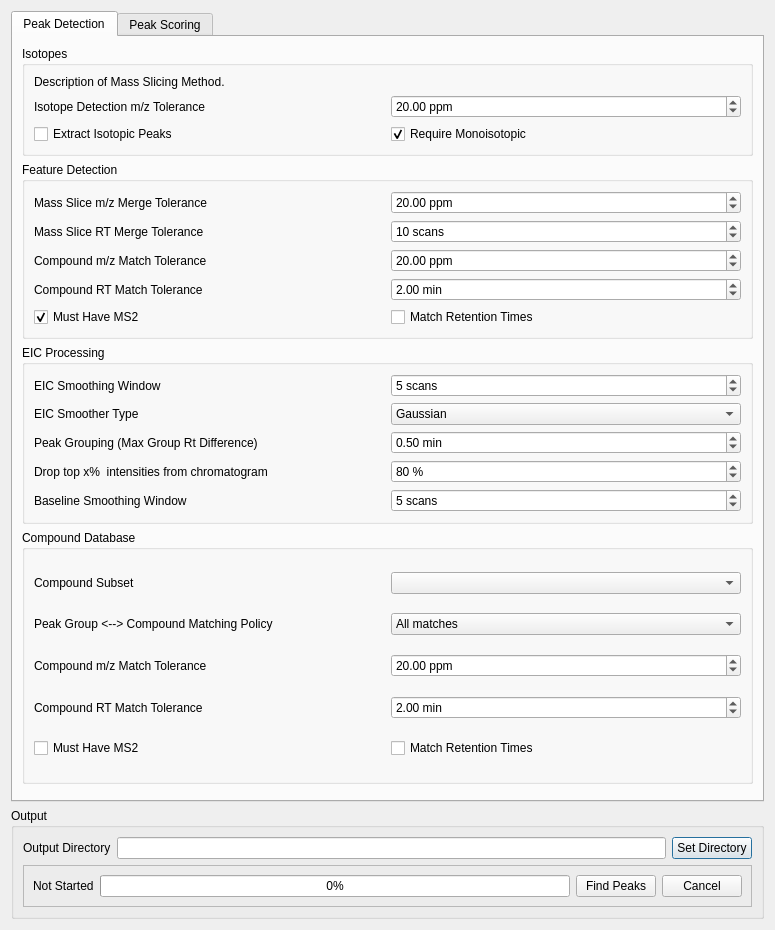
First picture: the form in src/maven/forms/peakdetectiondialog.ui, repository eugenemel/maven, before the edit.
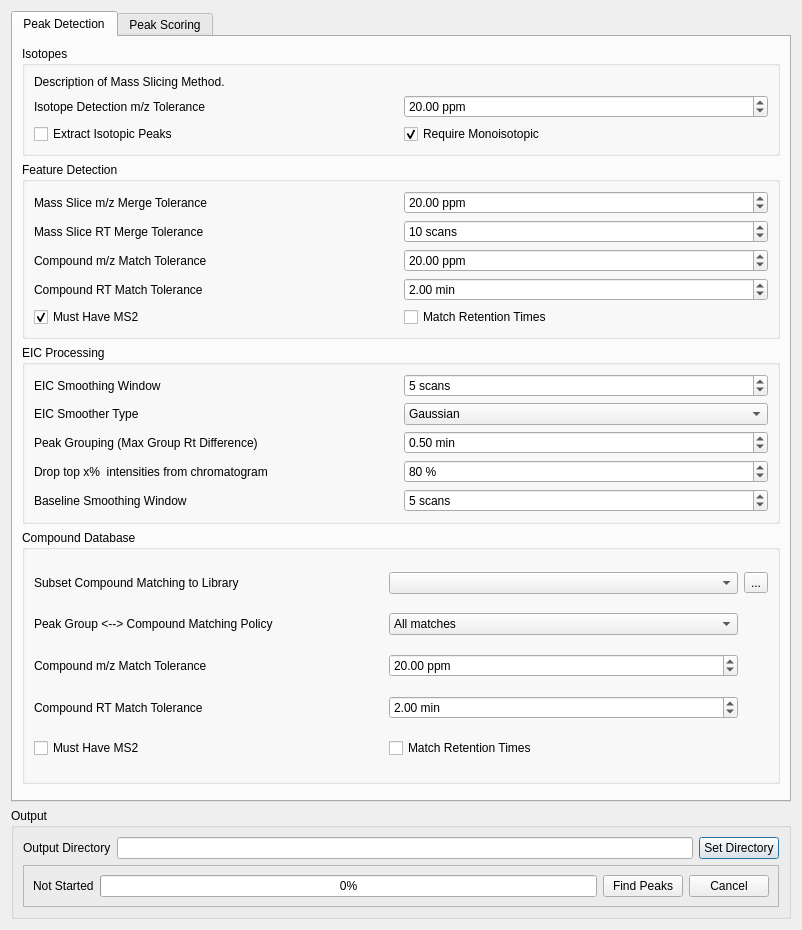
Second picture: the form after the edit. Icons and pictures are not drawn.

Commit message: Improved accessability of Libary Searches and Dialogs.

Diff of the .ui file:
```diff
--- a/src/maven/forms/peakdetectiondialog.ui
+++ b/src/maven/forms/peakdetectiondialog.ui
@@ -6,7 +6,7 @@
    <rect>
     <x>0</x>
     <y>0</y>
-    <width>775</width>
+    <width>802</width>
     <height>930</height>
    </rect>
   </property>
@@ -56,20 +56,6 @@
          <enum>QFrame::Raised</enum>
         </property>
         <layout class="QGridLayout" name="gridLayout_4">
-         <item row="2" column="2">
-          <widget class="QPushButton" name="computeButton">
-           <property name="text">
-            <string>Find Peaks</string>
-           </property>
-          </widget>
-         </item>
-         <item row="2" column="3">
-          <widget class="QPushButton" name="cancelButton">
-           <property name="text">
-            <string>Cancel</string>
-           </property>
-          </widget>
-         </item>
          <item row="2" column="1">
           <widget class="QProgressBar" name="progressBar">
            <property name="value">
@@ -84,6 +70,20 @@
            </property>
           </widget>
          </item>
+         <item row="2" column="2">
+          <widget class="QPushButton" name="computeButton">
+           <property name="text">
+            <string>Find Peaks</string>
+           </property>
+          </widget>
+         </item>
+         <item row="2" column="3">
+          <widget class="QPushButton" name="cancelButton">
+           <property name="text">
+            <string>Cancel</string>
+           </property>
+          </widget>
+         </item>
         </layout>
        </widget>
       </item>
@@ -116,7 +116,7 @@
             </property>
            </widget>
           </item>
-          <item row="2" column="1">
+          <item row="2" column="2">
            <widget class="QDoubleSpinBox" name="compoundPPMWindow">
             <property name="suffix">
              <string> ppm</string>
@@ -129,56 +129,10 @@
             </property>
            </widget>
           </item>
-          <item row="3" column="0">
-           <widget class="QLabel" name="label_4">
-            <property name="text">
-             <string>Compound RT Match Tolerance</string>
-            </property>
-           </widget>
-          </item>
           <item row="0" column="0">
            <widget class="QLabel" name="label_3">
             <property name="text">
-             <string>Compound Subset</string>
-            </property>
-           </widget>
-          </item>
-          <item row="4" column="0">
-           <widget class="QCheckBox" name="compoundMustHaveMS2">
-            <property name="text">
-             <string>Must Have MS2</string>
-            </property>
-           </widget>
-          </item>
-          <item row="0" column="1">
-           <widget class="QComboBox" name="compoundDatabase"/>
-          </item>
-          <item row="3" column="1">
-           <widget class="QDoubleSpinBox" name="compoundRTWindow">
-            <property name="prefix">
-             <string/>
-            </property>
-            <property name="suffix">
-             <string> min</string>
-            </property>
-            <property name="maximum">
-             <double>999999999.000000000000000</double>
-            </property>
-            <property name="singleStep">
-             <double>0.500000000000000</double>
-            </property>
-            <property name="value">
-             <double>2.000000000000000</double>
-            </property>
-           </widget>
-          </item>
-          <item row="4" column="1">
-           <widget class="QCheckBox" name="matchRt">
-            <property name="text">
-             <string>Match Retention Times</string>
-            </property>
-            <property name="checked">
-             <bool>false</bool>
+             <string>Subset Compound Matching to Library</string>
             </property>
            </widget>
           </item>
@@ -189,7 +143,7 @@
             </property>
            </widget>
           </item>
-          <item row="1" column="1">
+          <item row="1" column="2">
            <widget class="QComboBox" name="peakGroupCompoundMatchPolicyBox">
             <item>
              <property name="text">
@@ -208,6 +162,69 @@
             </item>
            </widget>
           </item>
+          <item row="3" column="0">
+           <widget class="QLabel" name="label_4">
+            <property name="text">
+             <string>Compound RT Match Tolerance</string>
+            </property>
+           </widget>
+          </item>
+          <item row="3" column="2">
+           <widget class="QDoubleSpinBox" name="compoundRTWindow">
+            <property name="prefix">
+             <string/>
+            </property>
+            <property name="suffix">
+             <string> min</string>
+            </property>
+            <property name="maximum">
+             <double>999999999.000000000000000</double>
+            </property>
+            <property name="singleStep">
+             <double>0.500000000000000</double>
+            </property>
+            <property name="value">
+             <double>2.000000000000000</double>
+            </property>
+           </widget>
+          </item>
+          <item row="4" column="0">
+           <widget class="QCheckBox" name="compoundMustHaveMS2">
+            <property name="text">
+             <string>Must Have MS2</string>
+            </property>
+           </widget>
+          </item>
+          <item row="0" column="2">
+           <widget class="QComboBox" name="compoundDatabase"/>
+          </item>
+          <item row="4" column="2">
+           <widget class="QCheckBox" name="matchRt">
+            <property name="text">
+             <string>Match Retention Times</string>
+            </property>
+            <property name="checked">
+             <bool>false</bool>
+            </property>
+           </widget>
+          </item>
+          <item row="0" column="3">
+           <widget class="QToolButton" name="loadLibraryButton">
+            <property name="toolTip">
+             <string>Load Library</string>
+            </property>
+            <property name="text">
+             <string>...</string>
+            </property>
+            <property name="icon">
+             <iconset resource="../mzroll.qrc">
+              <normaloff>:/images/librarymanager.png</normaloff>:/images/librarymanager.png</iconset>
+            </property>
+            <property name="checkable">
+             <bool>false</bool>
+            </property>
+           </widget>
+          </item>
          </layout>
         </widget>
        </item>
```
Left out of the diff: 4 changed lines with no effect on the pictures. The commit also changes 6 other files.
